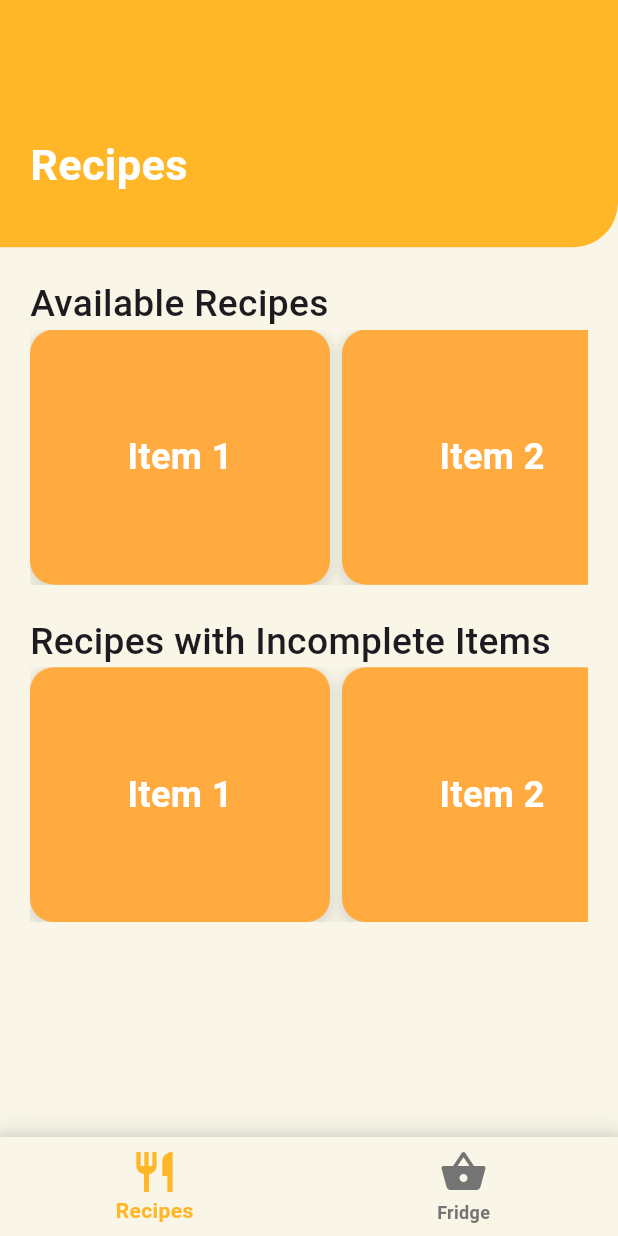
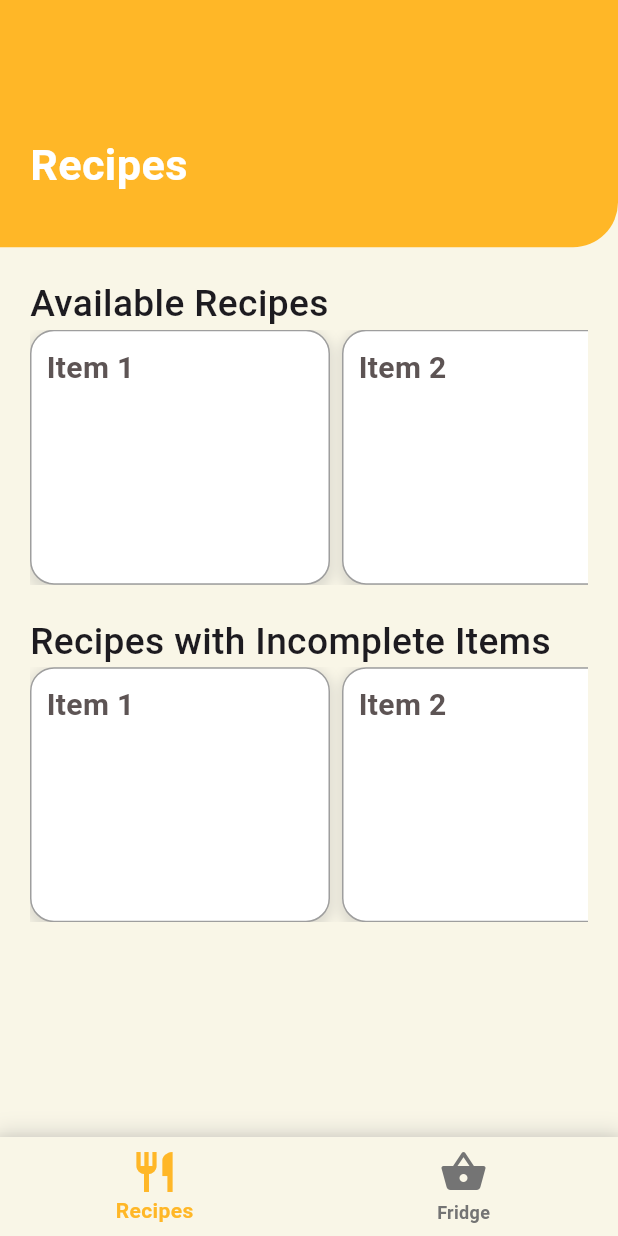
Before and after one commit to MosesTong07/dontwastefood, a Flutter app: the screen it shows after launch, on a phone screen of 412 x 824 dp. Run offline on Flutter 3.47's test engine with Material 3 defaults, Android fonts, the phone set to English and light mode, and no system bars; our stand-ins replace supabase_flutter; accounts and stored records are empty.

Commit message:
Changed orange boxes to white

```diff
--- a/lib/ingredient_card.dart
+++ b/lib/ingredient_card.dart
@@ -12,6 +12,7 @@ class IngredientCard extends StatelessWidget {
 
   @override
   Widget build(BuildContext context) {
+
 
     return InkWell(
       onTap: () {
--- a/lib/pages/ingredients.dart
+++ b/lib/pages/ingredients.dart
@@ -306,7 +306,7 @@ class IngredientsScreenContent extends StatelessWidget {
                             height: 100,
                             margin: const EdgeInsets.only(bottom: 8),
                             decoration: BoxDecoration(
-                              color: Colors.orangeAccent,
+                              color: Colors.white,
                               borderRadius: BorderRadius.circular(16),
                               boxShadow: [
                                 BoxShadow(
@@ -324,10 +324,13 @@ class IngredientsScreenContent extends StatelessWidget {
                               ),
                               child: Row(
                                 children: [
-                                  Text(item['ingredients']),
+                                  Text(item['ingredients'], style: TextStyle(fontSize: getAdaptiveFontSize(24),
+                      fontWeight: FontWeight.w500,)),
                                   Spacer(),
                                   Text(
                                     item['quantity'].toString() + item['unit'],
+                                    style: TextStyle(fontSize: getAdaptiveFontSize(24),
+                      fontWeight: FontWeight.w300,)
                                   ),
                                 ],
                               ),
--- a/lib/pages/recipe.dart
+++ b/lib/pages/recipe.dart
@@ -181,8 +181,8 @@ class RecipeScreenContent extends StatelessWidget {
                                   'Salt',
                                   'Pepper',
                                 ];
-                                final List<bool> checked =
-                                    List<bool>.filled(fridgeItems.length, false);
+                                final List<bool> checked = List<bool>.filled(
+                                    fridgeItems.length, false);
                                 return Container(
                                   decoration: const BoxDecoration(
                                     color: Color(0xFFF9F6E7),
@@ -197,7 +197,6 @@ class RecipeScreenContent extends StatelessWidget {
                                     padding: const EdgeInsets.only(
                                         left: 30.0, top: 30, right: 30),
                                     child: SingleChildScrollView(
-
                                       child: Column(
                                         crossAxisAlignment:
                                             CrossAxisAlignment.start,
@@ -228,12 +227,14 @@ class RecipeScreenContent extends StatelessWidget {
                                             itemCount: fridgeItems.length,
                                             itemBuilder: (context, index) {
                                               return StatefulBuilder(
-                                                builder: (context, setModalState) =>
+                                                builder:
+                                                    (context, setModalState) =>
                                                         ListTile(
                                                   visualDensity:
                                                       const VisualDensity(
                                                           vertical: -4),
-                                                  contentPadding: EdgeInsets.zero,
+                                                  contentPadding:
+                                                      EdgeInsets.zero,
                                                   dense: true,
                                                   leading: Checkbox(
                                                     value: checked[index],
@@ -293,8 +294,12 @@ class RecipeScreenContent extends StatelessWidget {
                             width: 200,
                             margin: const EdgeInsets.only(right: 8),
                             decoration: BoxDecoration(
-                              color: Colors.orangeAccent,
+                              color: Colors.white,
                               borderRadius: BorderRadius.circular(16),
+                              border: Border.all(
+                                color: Colors.grey, // grey border color
+                                width: 1, // border thickness
+                              ),
                               boxShadow: [
                                 BoxShadow(
                                   color: Colors.grey.withOpacity(0.3),
@@ -305,18 +310,23 @@ class RecipeScreenContent extends StatelessWidget {
                               ],
                             ),
                             child: Center(
+                              child: Padding(
+                                padding: const EdgeInsets.all(10.0),
+                                child: Align(
+                                  alignment: Alignment.topLeft,
                                   child: Text(
                                     'Item ${index + 1}',
                                     style: const TextStyle(
-                                  color: Colors.white,
-                                  fontSize: 24,
+                                      color: Color(0xFF5D5454),
+                                      fontSize: 20,
                                       fontWeight: FontWeight.bold,
                                     ),
                                   ),
                                 ),
                               ),
+                            ),
+                          ),
                         );
-
                       },
                     ),
                   ),
@@ -352,8 +362,8 @@ class RecipeScreenContent extends StatelessWidget {
                                   'Salt',
                                   'Pepper',
                                 ];
-                                final List<bool> checked =
-                                    List<bool>.filled(fridgeItems.length, false);
+                                final List<bool> checked = List<bool>.filled(
+                                    fridgeItems.length, false);
                                 return Container(
                                   decoration: const BoxDecoration(
                                     color: Color(0xFFF9F6E7),
@@ -362,13 +372,12 @@ class RecipeScreenContent extends StatelessWidget {
                                       topLeft: Radius.circular(30),
                                     ),
                                   ),
-                                  height: MediaQuery.of(context).size.height *
-                                      0.8,
+                                  height:
+                                      MediaQuery.of(context).size.height * 0.8,
                                   child: Padding(
                                     padding: const EdgeInsets.only(
                                         left: 30.0, top: 30, right: 30),
                                     child: SingleChildScrollView(
-
                                       child: Column(
                                         crossAxisAlignment:
                                             CrossAxisAlignment.start,
@@ -399,12 +408,14 @@ class RecipeScreenContent extends StatelessWidget {
                                             itemCount: fridgeItems.length,
                                             itemBuilder: (context, index) {
                                               return StatefulBuilder(
-                                                builder: (context, setModalState) =>
+                                                builder:
+                                                    (context, setModalState) =>
                                                         ListTile(
                                                   visualDensity:
                                                       const VisualDensity(
                                                           vertical: -4),
-                                                  contentPadding: EdgeInsets.zero,
+                                                  contentPadding:
+                                                      EdgeInsets.zero,
                                                   dense: true,
                                                   leading: Checkbox(
                                                     value: checked[index],
@@ -464,8 +475,12 @@ class RecipeScreenContent extends StatelessWidget {
                             width: 200,
                             margin: const EdgeInsets.only(right: 8),
                             decoration: BoxDecoration(
-                              color: Colors.orangeAccent,
+                              color: Colors.white,
                               borderRadius: BorderRadius.circular(16),
+                              border: Border.all(
+                                color: Colors.grey, // grey border color
+                                width: 1, // border thickness
+                              ),
                               boxShadow: [
                                 BoxShadow(
                                   color: Colors.grey.withOpacity(0.3),
@@ -476,12 +491,18 @@ class RecipeScreenContent extends StatelessWidget {
                               ],
                             ),
                             child: Center(
+                              child: Padding(
+                                padding: const EdgeInsets.all(10.0),
+                                child: Align(
+                                  alignment: Alignment.topLeft,
                                   child: Text(
                                     'Item ${index + 1}',
                                     style: const TextStyle(
-                                  color: Colors.white,
-                                  fontSize: 24,
+                                      color: Color(0xFF5D5454),
+                                      fontSize: 20,
                                       fontWeight: FontWeight.bold,
+                                    ),
+                                  ),
                                 ),
                               ),
                             ),
```
Lines whose indentation alone changed are shown as unchanged.
